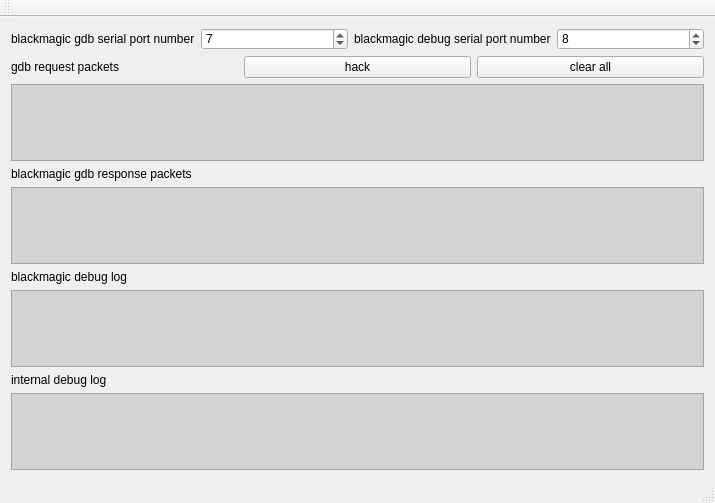
stoyan-shopov/blackmagic-gdbserver, file mainwindow.ui: the form before one commit.
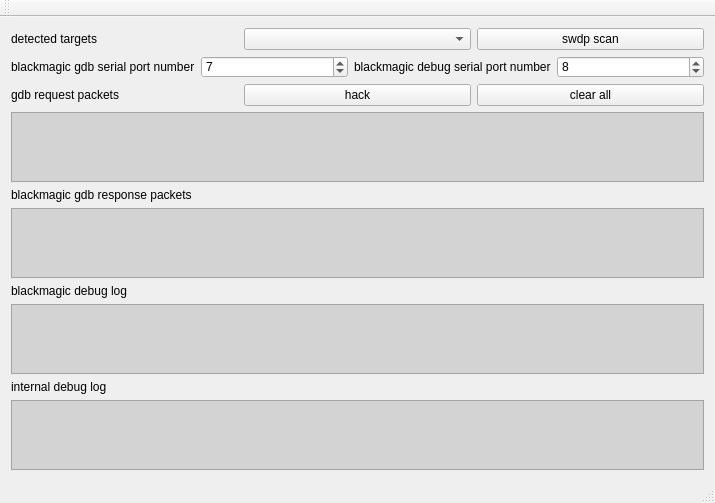
The form after the commit.

Commit message: started adding target autodetection code

```diff
--- a/mainwindow.ui
+++ b/mainwindow.ui
@@ -21,6 +21,27 @@
   </property>
   <widget class="QWidget" name="centralWidget">
    <layout class="QVBoxLayout" name="verticalLayout">
+    <item>
+     <layout class="QHBoxLayout" name="horizontalLayout_3">
+      <item>
+       <widget class="QLabel" name="label_7">
+        <property name="text">
+         <string>detected targets</string>
+        </property>
+       </widget>
+      </item>
+      <item>
+       <widget class="QComboBox" name="comboBoxDetecteTargets"/>
+      </item>
+      <item>
+       <widget class="QPushButton" name="pushButtonSWDPScan">
+        <property name="text">
+         <string>swdp scan</string>
+        </property>
+       </widget>
+      </item>
+     </layout>
+    </item>
     <item>
      <layout class="QHBoxLayout" name="horizontalLayout_2">
       <item>
```
The commit also changes 3 other files.
